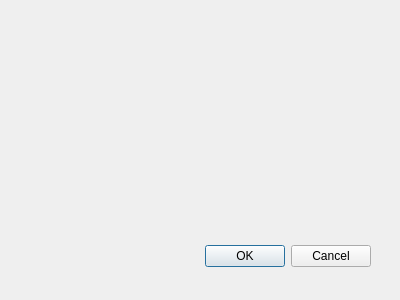
This is QFotoPaint5/ajustelineal.ui in sararoca/infgraf as Qt 5 draws it before an edit. The edited form follows.
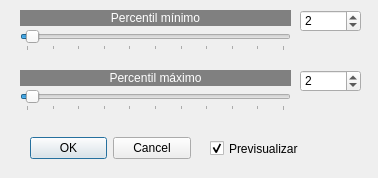
This is the edited form.

Diff of the .ui file:
```diff
--- a/QFotoPaint5/ajustelineal.ui
+++ b/QFotoPaint5/ajustelineal.ui
@@ -8,19 +8,74 @@
    <rect>
     <x>0</x>
     <y>0</y>
-    <width>400</width>
-    <height>300</height>
+    <width>378</width>
+    <height>178</height>
    </rect>
   </property>
   <property name="windowTitle">
    <string>Dialog</string>
   </property>
-  <widget name="buttonBox" class="QDialogButtonBox">
+  <widget class="QLabel" name="label_3">
+   <property name="geometry">
+    <rect>
+     <x>20</x>
+     <y>70</y>
+     <width>271</width>
+     <height>16</height>
+    </rect>
+   </property>
+   <property name="styleSheet">
+    <string notr="true">background-color: rgb(128, 128, 128);
+color: rgb(255, 255, 255);</string>
+   </property>
+   <property name="text">
+    <string>Percentil máximo</string>
+   </property>
+   <property name="alignment">
+    <set>Qt::AlignCenter</set>
+   </property>
+  </widget>
+  <widget class="QCheckBox" name="checkBox">
+   <property name="geometry">
+    <rect>
+     <x>210</x>
+     <y>140</y>
+     <width>101</width>
+     <height>17</height>
+    </rect>
+   </property>
+   <property name="text">
+    <string>Previsualizar</string>
+   </property>
+   <property name="checked">
+    <bool>true</bool>
+   </property>
+  </widget>
+  <widget class="QSpinBox" name="spinBox_3">
+   <property name="geometry">
+    <rect>
+     <x>300</x>
+     <y>70</y>
+     <width>61</width>
+     <height>22</height>
+    </rect>
+   </property>
+   <property name="minimum">
+    <number>0</number>
+   </property>
+   <property name="maximum">
+    <number>100</number>
+   </property>
+   <property name="value">
+    <number>2</number>
+   </property>
+  </widget>
+  <widget class="QDialogButtonBox" name="buttonBox">
    <property name="geometry">
     <rect>
      <x>30</x>
-     <y>240</y>
-     <width>341</width>
+     <y>132</y>
+     <width>161</width>
      <height>32</height>
     </rect>
    </property>
@@ -31,6 +86,101 @@
     <set>QDialogButtonBox::Cancel|QDialogButtonBox::Ok</set>
    </property>
   </widget>
+  <widget class="QSpinBox" name="spinBox_2">
+   <property name="geometry">
+    <rect>
+     <x>300</x>
+     <y>10</y>
+     <width>61</width>
+     <height>22</height>
+    </rect>
+   </property>
+   <property name="minimum">
+    <number>0</number>
+   </property>
+   <property name="maximum">
+    <number>100</number>
+   </property>
+   <property name="value">
+    <number>2</number>
+   </property>
+  </widget>
+  <widget class="QSlider" name="horizontalSlider_2">
+   <property name="geometry">
+    <rect>
+     <x>20</x>
+     <y>30</y>
+     <width>271</width>
+     <height>21</height>
+    </rect>
+   </property>
+   <property name="minimum">
+    <number>0</number>
+   </property>
+   <property name="maximum">
+    <number>100</number>
+   </property>
+   <property name="value">
+    <number>2</number>
+   </property>
+   <property name="orientation">
+    <enum>Qt::Horizontal</enum>
+   </property>
+   <property name="tickPosition">
+    <enum>QSlider::TicksBelow</enum>
+   </property>
+   <property name="tickInterval">
+    <number>10</number>
+   </property>
+  </widget>
+  <widget class="QSlider" name="horizontalSlider_3">
+   <property name="geometry">
+    <rect>
+     <x>20</x>
+     <y>90</y>
+     <width>271</width>
+     <height>21</height>
+    </rect>
+   </property>
+   <property name="minimum">
+    <number>0</number>
+   </property>
+   <property name="maximum">
+    <number>100</number>
+   </property>
+   <property name="value">
+    <number>2</number>
+   </property>
+   <property name="orientation">
+    <enum>Qt::Horizontal</enum>
+   </property>
+   <property name="tickPosition">
+    <enum>QSlider::TicksBelow</enum>
+   </property>
+   <property name="tickInterval">
+    <number>10</number>
+   </property>
+  </widget>
+  <widget class="QLabel" name="label_2">
+   <property name="geometry">
+    <rect>
+     <x>20</x>
+     <y>10</y>
+     <width>271</width>
+     <height>16</height>
+    </rect>
+   </property>
+   <property name="styleSheet">
+    <string notr="true">background-color: rgb(128, 128, 128);
+color: rgb(255, 255, 255);</string>
+   </property>
+   <property name="text">
+    <string>Percentil mínimo</string>
+   </property>
+   <property name="alignment">
+    <set>Qt::AlignCenter</set>
+   </property>
+  </widget>
  </widget>
  <pixmapfunction/>
  <resources/>
```
Left out of the diff: 44 changed lines with no effect on the pictures.
